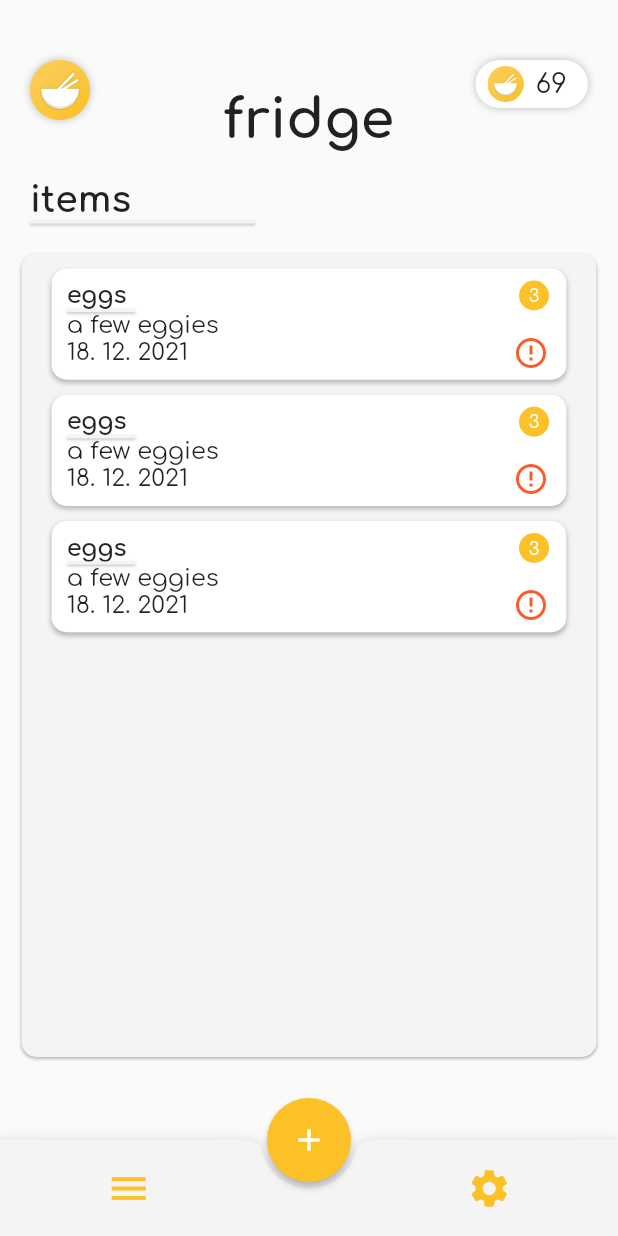
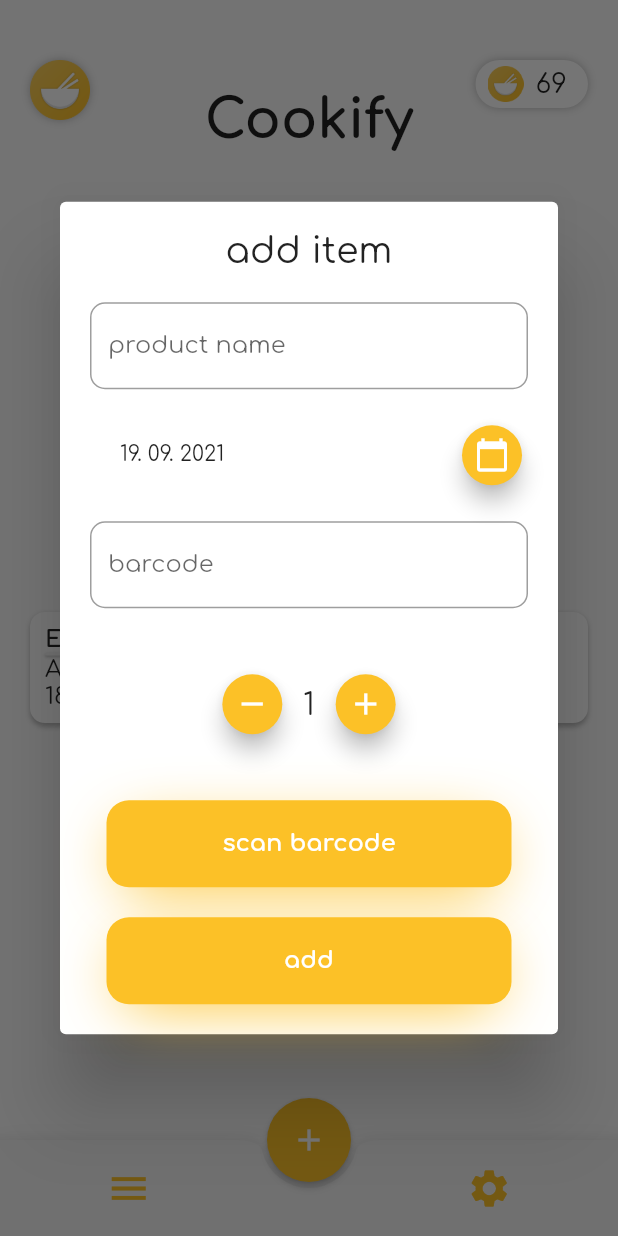
Before and after one commit to aeriotech/codeweek-app, a Flutter app: the HomeScreen screen opened by its route, after a tap on the "add" icon, on a phone screen of 412 x 824 dp. Run offline on Flutter 3.47's test engine with Material 2 defaults, Android fonts, the phone set to English and light mode, and no system bars; our stand-ins replace flutter_datetime_picker, google_fonts; missing offline and left inert: qr_code_scanner.

Commit message:
Add item modal

```diff
--- a/lib/app.dart
+++ b/lib/app.dart
@@ -1,6 +1,6 @@
+import 'package:cookify/screens/barcode_scan.screen.dart';
 import 'package:cookify/screens/home.screen.dart';
 import 'package:cookify/screens/selection.screen.dart';
-import 'package:cookify/utils/constants/colors.dart';
 import 'package:flutter/material.dart';
 import 'package:cookify/screens/login.screen.dart';
 import 'package:google_fonts/google_fonts.dart';
@@ -15,6 +15,7 @@ class App extends StatelessWidget {
         LoginScreen.routeName: (context) => const LoginScreen(),
         HomeScreen.routeName: (context) => const HomeScreen(),
         SelectionScreen.routeName: (context) => const SelectionScreen(),
+        BarcodeScanScreen.routeName: (context) => BarcodeScanScreen(),
       },
       initialRoute: LoginScreen.routeName,
       theme: ThemeData(
--- /dev/null
+++ b/lib/screens/barcode_scan.screen.dart
@@ -0,0 +1,23 @@
+import 'package:flutter/material.dart';
+import 'package:qr_code_scanner/qr_code_scanner.dart';
+
+class BarcodeScanScreen extends StatelessWidget {
+  BarcodeScanScreen({Key? key}) : super(key: key);
+
+  static const routeName = '/scan';
+
+  final qrKey = GlobalKey(debugLabel: 'QR');
+
+  void _onQRViewCreated(BuildContext context, QRViewController controller) async {
+    final scanned = await controller.scannedDataStream.first;
+    Navigator.of(context).pop(scanned.code);
+  }
+
+  @override
+  Widget build(BuildContext context) {
+    return QRView(
+      key: qrKey,
+      onQRViewCreated: (controller) => _onQRViewCreated(context, controller),
+    );
+  }
+}
--- a/lib/screens/home.screen.dart
+++ b/lib/screens/home.screen.dart
@@ -1,7 +1,5 @@
-import 'package:cookify/utils/constants/colors.dart';
 import 'package:cookify/widgets/cookify.scaffold.dart';
 import 'package:cookify/widgets/item.component.dart';
-import 'package:cookify/widgets/seperator.widget.dart';
 import 'package:flutter/material.dart';
 
 class HomeScreen extends StatefulWidget {
@@ -14,82 +12,23 @@ class HomeScreen extends StatefulWidget {
 }
 
 class _HomeScreenState extends State<HomeScreen> {
-
-  List <ItemComponent> items = [
-    const ItemComponent(
-      name: 'eggs',
-      description: 'a few eggies',
-      expirationDate: '18. 12. 2021',
-      itemCount: '3'
-    ),
-    const ItemComponent(
-      name: 'eggs',
-      description: 'a few eggies',
-      expirationDate: '18. 12. 2021',
-      itemCount: '3'
-    ),
-    const ItemComponent(
-      name: 'eggs',
-      description: 'a few eggies',
-      expirationDate: '18. 12. 2021',
-      itemCount: '3'
-    ),
-
+  List<ItemComponent> items = [
+    const ItemComponent(name: 'eggs', description: 'a few eggies', expirationDate: '18. 12. 2021', itemCount: '3'),
+    const ItemComponent(name: 'eggs', description: 'a few eggies', expirationDate: '18. 12. 2021', itemCount: '3'),
+    const ItemComponent(name: 'eggs', description: 'a few eggies', expirationDate: '18. 12. 2021', itemCount: '3'),
   ];
 
   @override
   Widget build(BuildContext context) {
-    var height = MediaQuery.of(context).size.height;
-    var width = MediaQuery.of(context).size.width;
-    return CookifyScaffold(
-      title: 'fridge',
-      body: Column(
-        children: [
-          Padding(
-            padding: const EdgeInsets.only(left: 20.0),
-            child: Row(
-              mainAxisAlignment: MainAxisAlignment.start,
-              children: const [
-                Text(
-                  'items',
-                  style: TextStyle(
-                    fontSize: 24.0,
-                    fontWeight: FontWeight.bold,
-                  ),
-                ),
-              ]
-            ),
-          ),
-          Padding(
-            padding: const EdgeInsets.only(left: 20.0),
-            child: Row(
-              mainAxisAlignment: MainAxisAlignment.start,
-              children: const [
-                CookifySeperator(width: 150.0)
-              ]
-            ),
-          ),
-          const SizedBox(height: 20.0,),
-          Container (
-            height: height * 0.65,
-            width: width * 0.93,
-            decoration: BoxDecoration(
-              color: CookifyColors.background,
-              borderRadius: BorderRadius.circular(10.0),
-              boxShadow: [
-                BoxShadow(
-                  offset: const Offset(0, 1.0),
-                  blurRadius: 1.0,
-                  color: Colors.black.withOpacity(0.25)
-                )
-              ]
-            ),
-            child: ListView(
-              children: items,
-            ),
-          )
-        ]
-      )
+    return const CookifyScaffold(
+      title: 'Cookify',
+      body: Center(
+        child: ItemComponent(
+          name: 'Eggs',
+          description: 'A pack of eggs',
+          expirationDate: '18. 12. 2022',
+        ),
+      ),
     );
   }
 }
--- /dev/null
+++ b/lib/utils/ean_fetch.dart
@@ -0,0 +1,20 @@
+import 'dart:collection';
+import 'dart:convert';
+
+import 'package:http/http.dart' as http;
+
+Future<String> getEanName(String ean) async {
+  final url = Uri.parse('http://bazil.si/api/v2/search/?code=$ean');
+  final response = await http.get(
+    url,
+    headers: {
+      'Authorization': 'Bearer 1J0i8MmV2BQWJrgcVnGU',
+    },
+  );
+  print(response.body);
+  final List<dynamic> data = jsonDecode(response.body);
+  if (data.isEmpty) {
+    return '';
+  }
+  return HashMap.from(data.first)['NAME'].toString();
+}
--- /dev/null
+++ b/lib/widgets/add_item_modal/add_item_modal.widget.dart
@@ -0,0 +1,109 @@
+import 'package:cookify/screens/barcode_scan.screen.dart';
+import 'package:cookify/utils/constants/colors.dart';
+import 'package:cookify/utils/ean_fetch.dart';
+import 'package:cookify/widgets/add_item_modal/quantinty_selector.widget.dart';
+import 'package:cookify/widgets/button.widget.dart';
+import 'package:flutter/material.dart';
+import 'package:flutter_datetime_picker/flutter_datetime_picker.dart';
+import 'package:intl/intl.dart';
+
+class AddItemModal extends StatefulWidget {
+  const AddItemModal({Key? key}) : super(key: key);
+
+  @override
+  State<AddItemModal> createState() => _AddItemModalState();
+}
+
+class _AddItemModalState extends State<AddItemModal> {
+  final _nameController = TextEditingController();
+  final _barcodeController = TextEditingController();
+  DateTime _expirationDate = DateTime.now();
+
+  void _handleScanButtonPressed() async {
+    final String code = await Navigator.of(context).pushNamed(BarcodeScanScreen.routeName) as String;
+    _barcodeController.text = code;
+    _nameController.text = await getEanName(code);
+  }
+
+  void _handleAddItem() {
+    Navigator.of(context).pop();
+  }
+
+  void _onExpirationDateSet(DateTime date) => setState(() => _expirationDate = date);
+
+  @override
+  Widget build(BuildContext context) {
+    return Dialog(
+      child: Padding(
+        padding: const EdgeInsets.all(20.0),
+        child: SingleChildScrollView(
+          child: Column(
+            mainAxisSize: MainAxisSize.min,
+            children: [
+              const Text(
+                'add item',
+                style: TextStyle(
+                  fontSize: 24.0,
+                ),
+              ),
+              const SizedBox(height: 20.0),
+              Column(
+                children: [
+                  TextField(
+                    controller: _nameController,
+                    decoration: InputDecoration(
+                      border: OutlineInputBorder(
+                        borderRadius: BorderRadius.circular(10.0),
+                      ),
+                      labelText: 'product name',
+                    ),
+                  ),
+                  const SizedBox(height: 20.0),
+                  Row(
+                    children: [
+                      const SizedBox(width: 20.0),
+                      Text(
+                        DateFormat('dd. MM. yyyy').format(_expirationDate),
+                      ),
+                      const Spacer(),
+                      FloatingActionButton.small(
+                        onPressed: () => DatePicker.showDatePicker(
+                          context,
+                          onConfirm: _onExpirationDateSet,
+                        ),
+                        backgroundColor: CookifyColors.yellow,
+                        child: const Icon(Icons.calendar_today),
+                      ),
+                    ],
+                  ),
+                  const SizedBox(height: 20.0),
+                  TextField(
+                    controller: _barcodeController,
+                    decoration: InputDecoration(
+                      border: OutlineInputBorder(
+                        borderRadius: BorderRadius.circular(10.0),
+                      ),
+                      labelText: 'barcode',
+                    ),
+                  ),
+                  const SizedBox(height: 40.0),
+                  const QuantitySelector(),
+                  const SizedBox(height: 40.0),
+                  CookifyButton(
+                    text: 'scan barcode',
+                    onPressed: _handleScanButtonPressed,
+                  ),
+                  const SizedBox(height: 20.0),
+                  CookifyButton(
+                    text: 'add',
+                    onPressed: _handleAddItem,
+                  ),
+                ],
+              ),
+            ],
+          ),
+        ),
+      ),
+    );
+  }
+}
--- /dev/null
+++ b/lib/widgets/add_item_modal/quantinty_selector.widget.dart
@@ -0,0 +1,41 @@
+import 'package:cookify/utils/constants/colors.dart';
+import 'package:flutter/material.dart';
+
+class QuantitySelector extends StatefulWidget {
+  const QuantitySelector({Key? key}) : super(key: key);
+
+  @override
+  _QuantitySelectorState createState() => _QuantitySelectorState();
+}
+
+class _QuantitySelectorState extends State<QuantitySelector> {
+  int _qunatity = 1;
+
+  void _add() => setState(() => _qunatity++);
+  void _remove() => setState(() => _qunatity <= 1 ? _qunatity : _qunatity--);
+
+  @override
+  Widget build(BuildContext context) {
+    return Row(
+      mainAxisAlignment: MainAxisAlignment.center,
+      children: [
+        FloatingActionButton.small(
+          onPressed: _remove,
+          child: const Icon(Icons.remove),
+          backgroundColor: CookifyColors.yellow,
+        ),
+        const SizedBox(width: 10.0),
+        Text(
+          _qunatity.toString(),
+          style: const TextStyle(fontSize: 20.0),
+        ),
+        const SizedBox(width: 10.0),
+        FloatingActionButton.small(
+          onPressed: _add,
+          child: const Icon(Icons.add),
+          backgroundColor: CookifyColors.yellow,
+        )
+      ],
+    );
+  }
+}
--- a/lib/widgets/cookify.scaffold.dart
+++ b/lib/widgets/cookify.scaffold.dart
@@ -1,6 +1,7 @@
 import 'package:cookify/screens/home.screen.dart';
 import 'package:cookify/screens/selection.screen.dart';
 import 'package:cookify/utils/constants/colors.dart';
+import 'package:cookify/widgets/add_item_modal/add_item_modal.widget.dart';
 import 'package:flutter/material.dart';
 
 class CookifyScaffold extends StatelessWidget {
@@ -91,7 +92,12 @@ class CookifyScaffold extends StatelessWidget {
       floatingActionButton: FloatingActionButton(
         backgroundColor: CookifyColors.yellow,
         elevation: 2.0,
-        onPressed: () {},
+        onPressed: () {
+          showDialog(
+            context: context,
+            builder: (context) => AddItemModal(),
+          );
+        },
         tooltip: 'Add item',
         child: const Icon(Icons.add, color: Colors.white),
       ),
```
Also changed, not shown: lib/widgets/login_form.widget.dart (+7 -6 lines), pubspec.yaml (+5 -3 lines), pubspec.lock, 9 other files.
